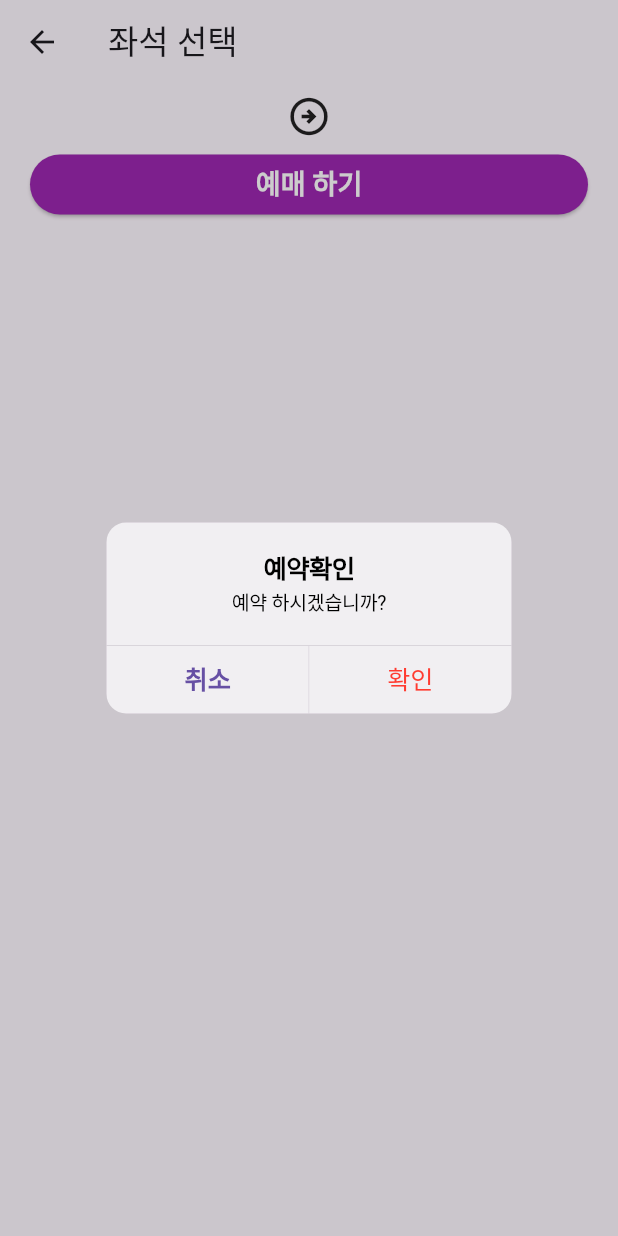
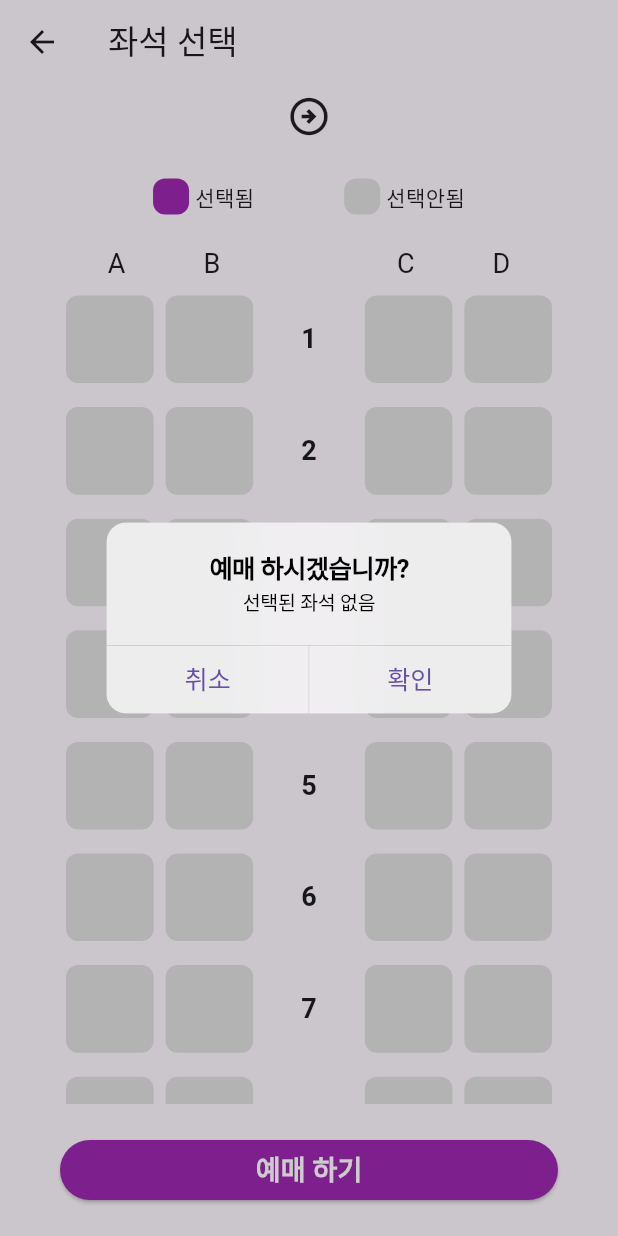
Before and after one commit to Dev-Combu/flutter_train_app, a Flutter app: the SeatPage screen opened directly with empty values, after a tap on "예매 하기", on a phone screen of 412 x 824 dp. Run offline on Flutter 3.47's test engine with Material 3 defaults, Android fonts, the phone set to English and light mode, and no system bars.

Commit message:
기본 기능 완성

```diff
--- a/lib/train_seat_page.dart
+++ b/lib/train_seat_page.dart
@@ -34,7 +34,65 @@ class _SeatPageState extends State<SeatPage> {
             child: Column(
               children: [
                 StartToLast(),
-
+                Row(
+                  mainAxisAlignment: MainAxisAlignment.center,
+                  children: [
+                    label('선택됨', Colors.purple),
+                    SizedBox(width: 20),
+                    label('선택안됨', Colors.grey[300]!),
+                  ],
+                ),
+                Expanded(
+                  child: ListView(
+                    children: [
+                      Row(
+                        mainAxisAlignment: MainAxisAlignment.spaceEvenly,
+                        children: [
+                          Text(
+                            'A',
+                            style: TextStyle(fontSize: 18),
+                          ),
+                          Text(
+                            'B',
+                            style: TextStyle(fontSize: 18),
+                          ),
+                          Text(
+                            '   ',
+                            style: TextStyle(fontSize: 18),
+                          ),
+                          Text(
+                            'C',
+                            style: TextStyle(fontSize: 18),
+                          ),
+                          Text(
+                            'D',
+                            style: TextStyle(fontSize: 18),
+                          ),
+                        ],
+                      ),
+                      row(1),
+                      row(2),
+                      row(3),
+                      row(4),
+                      row(5),
+                      row(6),
+                      row(7),
+                      row(8),
+                      row(9),
+                      row(10),
+                      row(11),
+                      row(12),
+                      row(13),
+                      row(14),
+                      row(15),
+                      row(16),
+                      row(17),
+                      row(18),
+                      row(19),
+                      row(20),
+                    ],
+                  ),
+                ),
                 BookButton(context),
               ],
             )),
@@ -51,7 +109,9 @@ class _SeatPageState extends State<SeatPage> {
             '${widget.start}',
             textAlign: TextAlign.center,
             style: TextStyle(
-              fontWeight: FontWeight.bold, color: Colors.purple, fontSize: 30),
+                fontWeight: FontWeight.bold,
+                color: Colors.purple,
+                fontSize: 30),
           ),
         ),
         Icon(Icons.arrow_circle_right_outlined, size: 30), // 아이콘 크기 조정
@@ -60,37 +120,58 @@ class _SeatPageState extends State<SeatPage> {
             '${widget.last}',
             textAlign: TextAlign.center,
             style: TextStyle(
-              fontWeight: FontWeight.bold, color: Colors.purple, fontSize: 30),
+                fontWeight: FontWeight.bold,
+                color: Colors.purple,
+                fontSize: 30),
           ),
         ),
       ],
     );
   }
 
-
-
-  SizedBox BookButton(BuildContext context) {
-    return SizedBox(
+  Widget BookButton(BuildContext context) {
+    return Padding(
+      padding: const EdgeInsets.all(20),
+      child: SizedBox(
           width: double.infinity,
           child: ElevatedButton(
             onPressed: () {
               showCupertinoDialog(
                   context: context,
                   builder: (context) {
+                    String? col;
+
+                    switch (selectedCol) {
+                      case 1:
+                      col = "A";
+                      case 2:
+                      col = "B";
+                      case 3:
+                      col = "C";
+                      case 4:
+                      col = "D";
+                    }
+
                     return CupertinoAlertDialog(
-                      title: Text('예약확인'),
-                      content: Text('예약 하시겠습니까?'),
+                        title: Text('예매 하시겠습니까?'),
+                        content: Text(
+                          selectedRow == null && selectedCol == null
+                              ? '선택된 좌석 없음'
+                              : '좌석 : $selectedRow-$col'
+                        ),
                         actions: [
                           CupertinoDialogAction(
-                          isDefaultAction: true,
+                            isDefaultAction: false,
                             onPressed: () {
                               Navigator.of(context).pop();
                             },
                             child: Text('취소'),
                           ),
                           CupertinoDialogAction(
-                            isDestructiveAction: true,
-                            onPressed: () {},
+                              isDestructiveAction: false,
+                              onPressed: () {
+                                Navigator.popUntil(context, (route) => route.isFirst);
+                              },
                               child: Text('확인')),
                         ]);
                   });
@@ -107,6 +188,77 @@ class _SeatPageState extends State<SeatPage> {
                 fontWeight: FontWeight.bold,
               ),
             ),
+          )),
+    );
+  }
+
+  Widget label(String text, Color color) {
+    return Padding(
+      padding: const EdgeInsets.all(20),
+      child: Row(
+        children: [
+          Container(
+            width: 24,
+            height: 24,
+            decoration: BoxDecoration(
+              color: color,
+              borderRadius: BorderRadius.circular(8),
+            ),
+          ),
+          SizedBox(width: 4),
+          Text(text),
+        ],
+      ),
+    );
+  }
+
+  Widget row(int rowNum) {
+    return Padding(
+      padding: const EdgeInsets.symmetric(horizontal: 20),
+      child: Row(
+        children: [
+          seat(rowNum, 1),
+          seat(rowNum, 2),
+          Expanded(
+            child: Center(
+              child: Text(
+                '$rowNum',
+                style: TextStyle(
+                  fontSize: 18,
+                  fontWeight: FontWeight.bold,
+                ),
+              ),
+            ),
+          ),
+          seat(rowNum, 3),
+          seat(rowNum, 4),
+        ],
+      ),
+    );
+  }
+
+  Widget seat(int rowNum, int colNum) {
+    return Expanded(
+        child: Padding(
+      padding: const EdgeInsets.symmetric(horizontal: 4, vertical: 8),
+      child: GestureDetector(
+        onTap: () {
+          onSelected(rowNum, colNum);
+        },
+        child: AspectRatio(
+          aspectRatio: 1,
+          child: Container(
+              decoration: BoxDecoration(
+            color: rowNum == selectedRow && colNum == selectedCol
+                ? Colors.purple
+                : Colors.grey[300],
+            borderRadius: BorderRadius.circular(8),
+          )),
+        ),
+      ),
     ));
   }
+
+
+
 }
```
Lines whose indentation alone changed are shown as unchanged.
